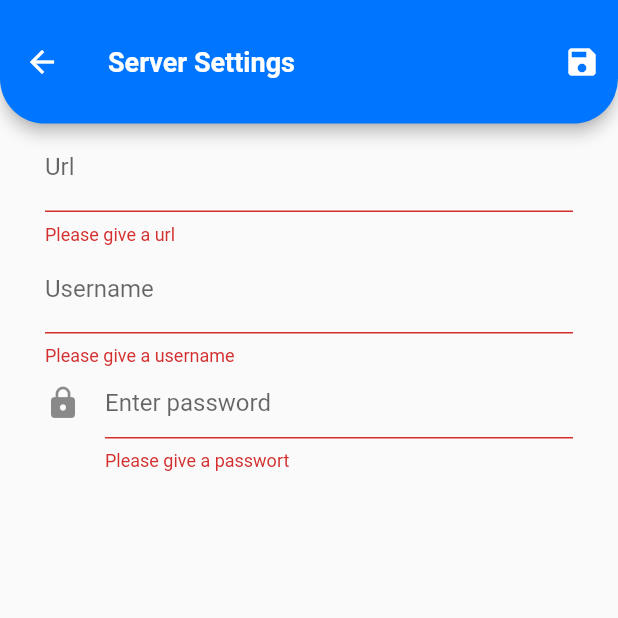
After one commit to thm-mni-ii/lama, a Flutter app: the ServerSettingsScreen screen opened directly, after a tap on the "save" icon, on a phone screen of 412 x 824 dp, the top half of it. The commit adds this screen. Run offline on Flutter 3.47's test engine with Material 2 defaults, Android fonts, the phone set to English and light mode, and no system bars; our stand-ins replace bloc, bubble, cached_network_image, equatable, flutter_bloc, flutter_markdown and 5 more; missing offline and left inert: dbcrypt; accounts and stored records are empty; Roboto replaces fonts that are missing (Ubuntu); statements that could not run were skipped; project files that could hold a hidden picture were left out.

Commit message:
server repo + db + screen final wird geupdated

```diff
--- /dev/null
+++ b/lama_app/lib/app/repository/server_repository.dart
@@ -0,0 +1,65 @@
+import 'package:lama_app/db/database_provider.dart';
+
+final String tableServer = "server_settings";
+
+class ServerFields {
+  static final String columnId = "serverSettingsId";
+  static final String columnUrl = "url";
+  static final String columnUserName = "userName";
+  static final String columnPassword = "password";
+}
+
+class ServerSettings {
+  int? id;
+  String? url;
+  String? userName;
+  String? password;
+
+  ServerSettings({
+    required this.id,
+    required this.url,
+    required this.userName,
+    required this.password,
+  });
+
+  ServerSettings.fromJson(Map<String, dynamic> json)
+      : id = json['serverSettingsId'],
+        url = json['url'],
+        userName = json['userName'],
+        password = json['password'];
+
+  Map<String, dynamic> toJson() => {
+        'serverSettingsId': id,
+        'url': url,
+        'userName': userName,
+        'password': password,
+      };
+
+  @override
+  String toString() {
+    return (id ?? 0).toString() + " " + (url ?? "url") + " " + (userName ?? "user name") +  " " + (password ?? 0).toString();
+  }
+}
+
+class ServerRepository {
+  // DB:
+  //eintrag in db machen können /
+  // db verändern wenn neue/andere werte gesetzt sind
+  // werte im repo bei appstart initialisieren
+
+  // Daten:
+  // laden der urls auch die im repo beachten wenn nicht leer oder null
+  // dateien auf server der url schreiben
+  // + auch in die lokalen listen
+  // bereits existierende dateien verändern -> editieren (auf dem server verändern)
+  // -> veränderte datei namen oder klassen => datei löschen neue anlegen mit anderem pfad ".../klasse/name"
+
+  ServerSettings? serverSettings;
+
+  // inital aus git hub ziehen in welche die url
+
+  /// loads db values in url, username, password
+  void initialize() async {
+    serverSettings = await DatabaseProvider.db.getServerSettings();
+  }
+}
--- a/lama_app/lib/app/screens/admin_menu_folder/bloc/taskset_create_tasklist_bloc.dart
+++ b/lama_app/lib/app/screens/admin_menu_folder/bloc/taskset_create_tasklist_bloc.dart
@@ -7,8 +7,8 @@ part 'taskset_create_tasklist_state.dart';
 
 class TasksetCreateTasklistBloc
     extends Bloc<TasksetCreateTasklistEvent, TasksetCreateTasklistState> {
-  List<Task> taskList = [];
-  TasksetCreateTasklistBloc() : super(TasksetCreateTasklistInitial()) {
+  List<Task> taskList;
+  TasksetCreateTasklistBloc(this.taskList) : super(TasksetCreateTasklistInitial()) {
     on<AddToTaskList>((event, emit) {
       taskList.add(event.task);
       emit(UpdateTaskList());
--- /dev/null
+++ b/lama_app/lib/app/screens/admin_menu_folder/server_ui/screens/server_screen.dart
@@ -0,0 +1,121 @@
+import 'package:flutter/material.dart';
+import 'package:flutter_bloc/flutter_bloc.dart';
+import 'package:lama_app/app/repository/server_repository.dart';
+import 'package:lama_app/db/database_provider.dart';
+import 'package:lama_app/util/LamaColors.dart';
+import 'package:lama_app/util/LamaTextTheme.dart';
+import 'package:lama_app/util/input_validation.dart';
+
+class ServerSettingsScreen extends StatefulWidget {
+  const ServerSettingsScreen({Key? key}) : super(key: key);
+
+  @override
+  State<ServerSettingsScreen> createState() => _ServerSettingsScreenState();
+}
+
+class _ServerSettingsScreenState extends State<ServerSettingsScreen> {
+  GlobalKey<FormState> _formKey = GlobalKey<FormState>();
+  TextEditingController _url = TextEditingController();
+  TextEditingController _userName = TextEditingController();
+  TextEditingController _password = TextEditingController();
+
+  bool first = true;
+
+  @override
+  Widget build(BuildContext context) {
+    final screenSize = MediaQuery.of(context).size.width;
+    final serverRepo = RepositoryProvider.of<ServerRepository>(context);
+
+    if (first && serverRepo.serverSettings != null) {
+      _url.text = serverRepo.serverSettings!.url!;
+      _userName.text = serverRepo.serverSettings!.userName!;
+      _password.text = serverRepo.serverSettings!.password!;
+
+      first = false;
+    }
+
+    return Scaffold(
+      appBar: AppBar(
+        title: Text(
+          "Server Settings",
+          style: LamaTextTheme.getStyle(fontSize: 18),
+        ),
+        toolbarHeight: screenSize / 5,
+        backgroundColor: LamaColors.bluePrimary,
+        shape: RoundedRectangleBorder(
+          borderRadius: BorderRadius.vertical(
+            bottom: Radius.circular(30),
+          ),
+        ),
+        actions: [
+          IconButton(
+            onPressed: () async {
+              if (_formKey.currentState!.validate()) {
+                ServerSettings s = ServerSettings(
+                  id: serverRepo.serverSettings?.id,
+                  url: _url.text,
+                  userName: _userName.text,
+                  password: _password.text,
+                );
+                serverRepo.serverSettings =
+                    await DatabaseProvider.db.insertServerSettings(s);
+                print(serverRepo.serverSettings.toString());
+                Navigator.pop(context);
+              }
+            },
+            icon: Icon(Icons.save),
+          ),
+        ],
+      ),
+      body: Container(
+        padding: EdgeInsets.symmetric(horizontal: 30),
+        child: Form(
+          key: _formKey,
+          child: Column(
+            crossAxisAlignment: CrossAxisAlignment.center,
+            children: [
+              TextFormField(
+                decoration: InputDecoration(label: Text("Url")),
+                controller: _url,
+                validator: (String? text) {
+                  if (text == null || text.isEmpty) {
+                    return "Please give a url";
+                  }
+                  if (InputValidation.inputURLValidation(_url.text) != null) {
+                    return InputValidation.inputURLValidation(_url.text);
+                  }
+                  return null;
+                },
+              ),
+              TextFormField(
+                decoration: InputDecoration(label: Text("Username")),
+                controller: _userName,
+                validator: (String? text) {
+                  if (text == null || text.isEmpty) {
+                    return "Please give a username";
+                  }
+                  return null;
+                },
+              ),
+              TextFormField(
+                keyboardType: TextInputType.visiblePassword,
+                //obscureText: true,
+                decoration: InputDecoration(
+                  hintText: "Enter password",
+                  icon: Icon(Icons.lock),
+                ),
+                controller: _password,
+                validator: (String? text) {
+                  if (text == null || text.isEmpty) {
+                    return "Please give a passwort";
+                  }
+                  return null;
+                },
+              ),
+            ],
+          ),
+        ),
+      ),
+    );
+  }
+}
--- a/lama_app/lib/app/screens/admin_menu_folder/taskset_creation_screen.dart
+++ b/lama_app/lib/app/screens/admin_menu_folder/taskset_creation_screen.dart
@@ -169,7 +169,7 @@ class TasksetCreationScreenState extends State<TasksetCreationScreen> {
                                   BlocProvider.of<CreateTasksetBloc>(context),
                             ),
                             BlocProvider(
-                              create: (context) => TasksetCreateTasklistBloc(),
+                              create: (context) => TasksetCreateTasklistBloc(blocTaskset == null ? [] : blocTaskset.tasks!),
                             ),
                           ],
                           child: TasksetCreationCartScreen(),
--- a/lama_app/lib/app/screens/admin_menu_folder/taskset_manage/screens/taskset_manage_screen.dart
+++ b/lama_app/lib/app/screens/admin_menu_folder/taskset_manage/screens/taskset_manage_screen.dart
@@ -54,9 +54,6 @@ class _TasksetManageScreenState extends State<TasksetManageScreen> {
   @override
   Widget build(BuildContext context) {
     Size screenSize = MediaQuery.of(context).size;
-
-    // ?? manage block auf höchste ebene überall relevant! wenn tasksets geloaded werden wird wrid der block initial befüllt
-
     return BlocProvider(
       create: (context) => TasksetOptionsBloc(),
       child: Scaffold(
--- a/lama_app/lib/app/screens/admin_menu_folder/taskset_manage/widgets/setup_taskset_body.dart
+++ b/lama_app/lib/app/screens/admin_menu_folder/taskset_manage/widgets/setup_taskset_body.dart
@@ -143,7 +143,7 @@ class _SetupTasksetBodyState extends State<SetupTasksetBody> {
                                 BlocProvider.of<CreateTasksetBloc>(context),
                           ),
                           BlocProvider(
-                            create: (context) => TasksetCreateTasklistBloc(),
+                            create: (context) => TasksetCreateTasklistBloc(blocTaskset == null ? [] : blocTaskset.tasks!),
                           ),
                         ],
                         child: TasksetCreationCartScreen(),
--- a/lama_app/lib/app/screens/admin_menu_folder/taskset_manage/widgets/taskset_expansion_tile_card_widget.dart
+++ b/lama_app/lib/app/screens/admin_menu_folder/taskset_manage/widgets/taskset_expansion_tile_card_widget.dart
@@ -60,6 +60,7 @@ class TasksetExpansionTileCardWidget extends StatelessWidget {
             IconButton(
               onPressed: () => BlocProvider.of<TasksetOptionsBloc>(context).add(
                 TasksetOptionsDelete(taskset.taskurl!),
+                // TODO file vom server löscchen
               ),
               icon: Icon(Icons.delete),
               color: Colors.white,
--- a/lama_app/lib/app/task-system/task.dart
+++ b/lama_app/lib/app/task-system/task.dart
@@ -29,6 +29,17 @@ enum TaskType {
 
 
 class Task {
+  String id;
+  TaskType type;
+  int reward;
+  String lamaText;
+  int originalLeftToSolve;
+  int? leftToSolve;
+
+  Task(this.id, this.type, this.reward, this.lamaText,
+      this.originalLeftToSolve) {
+    leftToSolve = originalLeftToSolve;
+  }
   ///factory constructor that creates the corresponding
   ///subclass of [Task] based on the [taskType].
   factory Task.fromJson(Map<String, dynamic> json) {
@@ -268,17 +279,6 @@ class Task {
     }
   }
 
-  String id;
-  TaskType type;
-  int reward;
-  String lamaText;
-  int originalLeftToSolve;
-  int? leftToSolve;
-
-  Task(this.id, this.type, this.reward, this.lamaText,
-      this.originalLeftToSolve) {
-    leftToSolve = originalLeftToSolve;
-  }
 
   @override
   String toString() {
--- a/lama_app/lib/db/database_migrator.dart
+++ b/lama_app/lib/db/database_migrator.dart
@@ -8,6 +8,7 @@ import 'package:lama_app/app/model/taskUrl_model.dart';
 import 'package:lama_app/app/model/userHasAchievement_model.dart';
 import 'package:lama_app/app/model/userSolvedTaskAmount_model.dart';
 import 'package:lama_app/app/model/user_model.dart';
+import 'package:lama_app/app/repository/server_repository.dart';
 
 /// This class is a helper to handle the code which create or update tables in the database.
 ///
@@ -78,6 +79,12 @@ class DBMigrator {
         "${LeftToSolveFields.columnLeftToSolve} INTEGER,"
         "${LeftToSolveFields.columnUserLTSId} INTEGER,"
         "${LeftToSolveFields.columnDoesStillExist} INTEGER"
+        ");",
+    10: "CREATE TABLE IF NOT EXISTS $tableServer("
+        "${ServerFields.columnId} INTEGER PRIMARY KEY AUTOINCREMENT,"
+        "${ServerFields.columnUrl} TEXT,"
+        "${ServerFields.columnUserName} TEXT,"
+        "${ServerFields.columnPassword} TEXT"
         ");"
   };
 
```
Also changed, not shown: lama_app/lib/app/screens/admin_menu_folder/admin_menu_screen.dart (+14 -0 lines), lama_app/lib/app/screens/admin_menu_folder/taskset_creation_card/screens/taskset_creation_cart_screen.dart (+6 -3 lines), lama_app/lib/app/screens/admin_menu_folder/taskset_manage/bloc/taskset_manage_bloc.dart (+9 -0 lines), lama_app/lib/app/screens/admin_menu_folder/taskset_manage/bloc/taskset_manage_event.dart (+7 -0 lines), lama_app/lib/db/database_provider.dart (+50 -0 lines), lama_app/lib/main.dart (+12 -2 lines).
